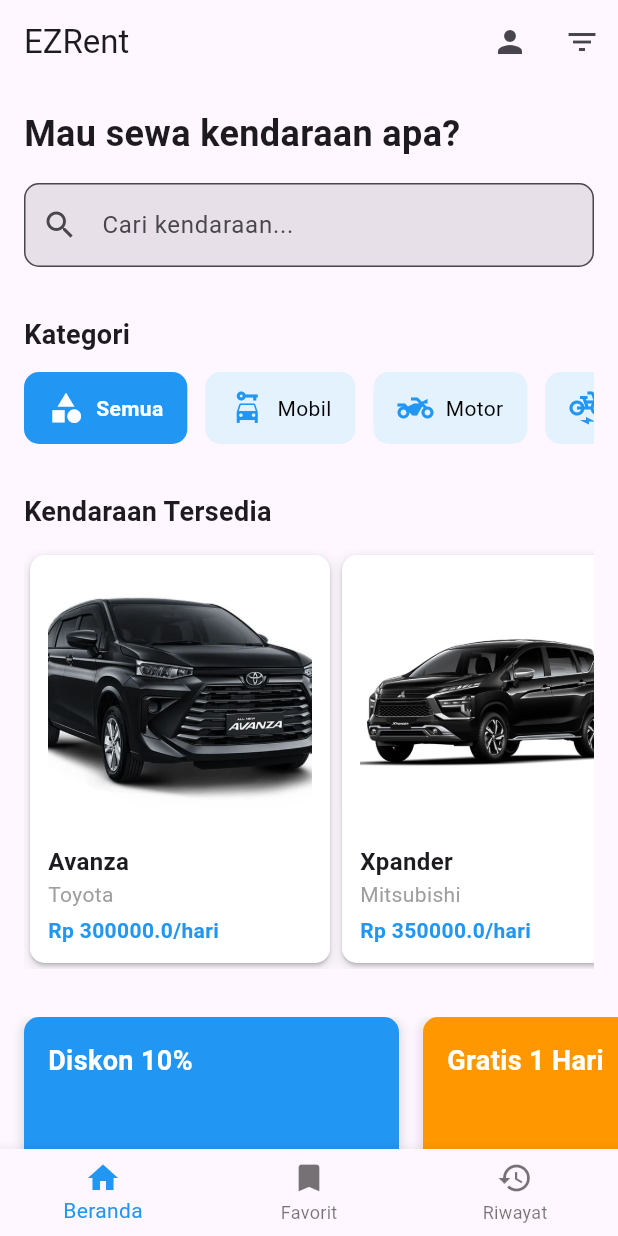
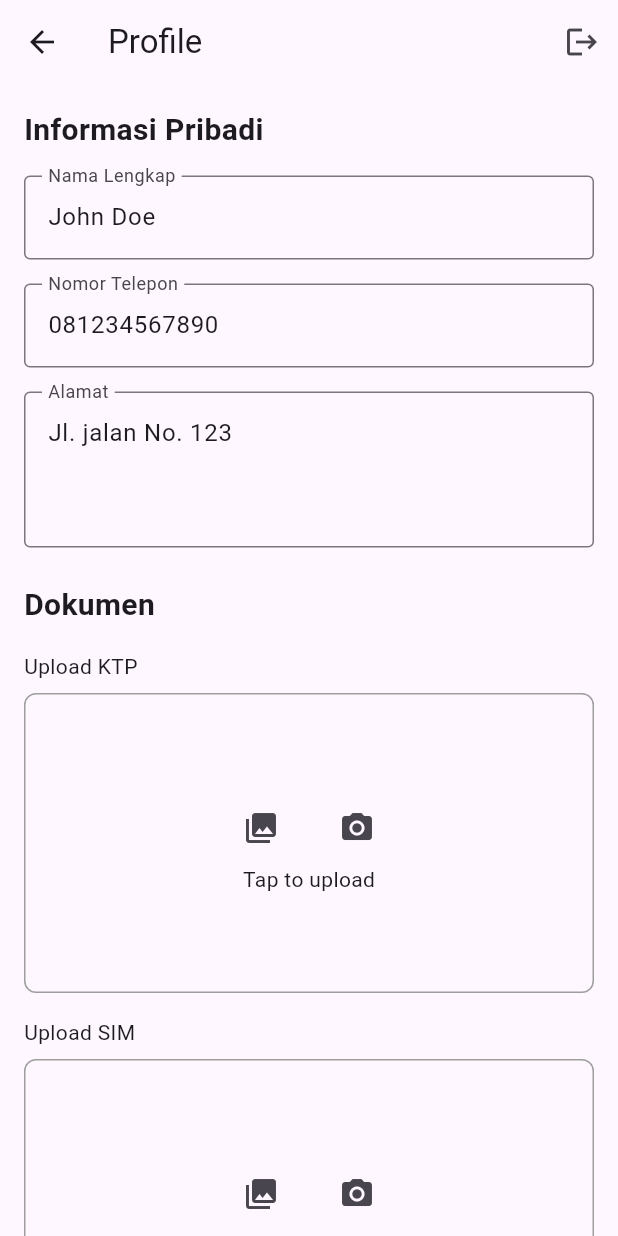
Before and after one commit to sineam0r/uas_ez_rent, a Flutter app: the screen it shows after launch, after a tap on the "person" icon, on a phone screen of 412 x 824 dp. Run offline on Flutter 3.47's test engine with Material 3 defaults, Android fonts, the phone set to English and light mode, and no system bars; our stand-ins replace firebase_auth, firebase_core, image_picker; accounts and stored records are empty; generated files the repository leaves out were written again.

Commit message:
Buat Profile Screen

```diff
--- a/lib/screens/home_screen.dart
+++ b/lib/screens/home_screen.dart
@@ -4,7 +4,7 @@
 import 'package:uas_ez_rent/screens/details_screen.dart';
 import 'package:uas_ez_rent/screens/favorite_screen.dart';
 import 'package:uas_ez_rent/screens/history_screen.dart';
-// import 'package:uas_ez_rent/screens/profile_screen.dart';
+import 'package:uas_ez_rent/screens/profile_screen.dart';
 import 'package:uas_ez_rent/widgets/vehicle_card.dart';
 import 'package:uas_ez_rent/widgets/category_item.dart';
 import 'package:uas_ez_rent/widgets/promo_card.dart';
@@ -94,12 +94,12 @@
           IconButton(
             icon: const Icon(Icons.person),
             onPressed: () {
-              // Navigator.push(
-              //   context,
-              //   MaterialPageRoute(
-              //     builder: (context) => const ProfileScreen(),
-              //   ),
-              // );
+              Navigator.push(
+                context,
+                MaterialPageRoute(
+                  builder: (context) => const ProfileScreen(),
+                ),
+              );
             },
           ),
           PopupMenuButton<String>(
--- /dev/null
+++ b/lib/screens/profile_screen.dart
@@ -0,0 +1,274 @@
+import 'dart:typed_data';
+import 'package:flutter/material.dart';
+import 'package:flutter/foundation.dart' show kIsWeb;
+import 'package:image_picker/image_picker.dart';
+import 'dart:io';
+import 'package:uas_ez_rent/screens/auth/login_screen.dart';
+
+class ProfileScreen extends StatefulWidget {
+  const ProfileScreen({super.key});
+
+  @override
+  State<ProfileScreen> createState() => _ProfileScreenState();
+}
+
+class _ProfileScreenState extends State<ProfileScreen> {
+  final _formKey = GlobalKey<FormState>();
+
+  String _name = 'John Doe';
+  String _phone = '081234567890';
+  String _address = 'Jl. jalan No. 123';
+  dynamic _ktpImage;
+  dynamic _simImage;
+
+  Future<void> _pickImage(ImageSource source, String type) async {
+    final ImagePicker picker = ImagePicker();
+    final XFile? image = await picker.pickImage(source: source);
+
+    if (image != null) {
+      if (kIsWeb) {
+        final bytes = await image.readAsBytes();
+        setState(() {
+          if (type == 'ktp') {
+            _ktpImage = bytes;
+          } else {
+            _simImage = bytes;
+          }
+        });
+      } else {
+        setState(() {
+          if (type == 'ktp') {
+            _ktpImage = File(image.path);
+          } else {
+            _simImage = File(image.path);
+          }
+        });
+      }
+    }
+  }
+
+  void _saveProfile() {
+    if (_formKey.currentState!.validate()) {
+      _formKey.currentState!.save();
+      ScaffoldMessenger.of(context).showSnackBar(
+        const SnackBar(content: Text('Profile updated successfully')),
+      );
+    }
+  }
+
+  void _logout() {
+    Navigator.pushReplacement(
+      context,
+      MaterialPageRoute(builder: (context) => const LoginScreen()),
+    );
+  }
+
+  @override
+  Widget build(BuildContext context) {
+    return Scaffold(
+      appBar: AppBar(
+        title: const Text('Profile'),
+        actions: [
+          IconButton(
+            icon: const Icon(Icons.logout),
+            onPressed: _logout,
+            tooltip: 'Logout',
+          ),
+        ],
+      ),
+      body: SingleChildScrollView(
+        padding: const EdgeInsets.all(16.0),
+        child: Form(
+          key: _formKey,
+          child: Column(
+            crossAxisAlignment: CrossAxisAlignment.start,
+            children: [
+              const Text(
+                'Informasi Pribadi',
+                style: TextStyle(
+                  fontSize: 20,
+                  fontWeight: FontWeight.bold,
+                ),
+              ),
+              const SizedBox(height: 16),
+              TextFormField(
+                initialValue: _name,
+                decoration: const InputDecoration(
+                  labelText: 'Nama Lengkap',
+                  border: OutlineInputBorder(),
+                ),
+                validator: (value) {
+                  if (value == null || value.isEmpty) {
+                    return 'Nama tidak boleh kosong';
+                  }
+                  return null;
+                },
+                onSaved: (value) {
+                  _name = value!;
+                },
+              ),
+              const SizedBox(height: 16),
+              TextFormField(
+                initialValue: _phone,
+                decoration: const InputDecoration(
+                  labelText: 'Nomor Telepon',
+                  border: OutlineInputBorder(),
+                ),
+                keyboardType: TextInputType.phone,
+                validator: (value) {
+                  if (value == null || value.isEmpty) {
+                    return 'Nomor telepon tidak boleh kosong';
+                  }
+                  return null;
+                },
+                onSaved: (value) {
+                  _phone = value!;
+                },
+              ),
+              const SizedBox(height: 16),
+              TextFormField(
+                initialValue: _address,
+                decoration: const InputDecoration(
+                  labelText: 'Alamat',
+                  border: OutlineInputBorder(),
+                ),
+                maxLines: 3,
+                validator: (value) {
+                  if (value == null || value.isEmpty) {
+                    return 'Alamat tidak boleh kosong';
+                  }
+                  return null;
+                },
+                onSaved: (value) {
+                  _address = value!;
+                },
+              ),
+              const SizedBox(height: 24),
+              const Text(
+                'Dokumen',
+                style: TextStyle(
+                  fontSize: 20,
+                  fontWeight: FontWeight.bold,
+                ),
+              ),
+              const SizedBox(height: 16),
+              _buildDocumentUpload(
+                'KTP',
+                _ktpImage,
+                () => _pickImage(ImageSource.gallery, 'ktp'),
+                () => _pickImage(ImageSource.camera, 'ktp'),
+              ),
+              const SizedBox(height: 16),
+              _buildDocumentUpload(
+                'SIM',
+                _simImage,
+                () => _pickImage(ImageSource.gallery, 'sim'),
+                () => _pickImage(ImageSource.camera, 'sim'),
+              ),
+              const SizedBox(height: 24),
+              SizedBox(
+                width: double.infinity,
+                child: ElevatedButton(
+                  onPressed: _saveProfile,
+                  style: ElevatedButton.styleFrom(
+                    padding: const EdgeInsets.symmetric(vertical: 16),
+                    shape: RoundedRectangleBorder(
+                      borderRadius: BorderRadius.circular(8),
+                    ),
+                  ),
+                  child: const Text(
+                    'Simpan Profile',
+                    style: TextStyle(fontSize: 16),
+                  ),
+                ),
+              ),
+            ],
+          ),
+        ),
+      ),
+    );
+  }
+
+  Widget _buildDocumentUpload(
+    String title,
+    dynamic image,
+    VoidCallback onGalleryTap,
+    VoidCallback onCameraTap,
+  ) {
+    return Column(
+      crossAxisAlignment: CrossAxisAlignment.start,
+      children: [
+        Text('Upload $title'),
+        const SizedBox(height: 8),
+        Container(
+          height: 200,
+          width: double.infinity,
+          decoration: BoxDecoration(
+            border: Border.all(color: Colors.grey),
+            borderRadius: BorderRadius.circular(8),
+          ),
+          child: image == null
+              ? Column(
+                  mainAxisAlignment: MainAxisAlignment.center,
+                  children: [
+                    Row(
+                      mainAxisAlignment: MainAxisAlignment.center,
+                      children: [
+                        IconButton(
+                          icon: const Icon(Icons.photo_library),
+                          onPressed: onGalleryTap,
+                          tooltip: 'Pick from gallery',
+                        ),
+                        const SizedBox(width: 16),
+                        IconButton(
+                          icon: const Icon(Icons.camera_alt),
+                          onPressed: onCameraTap,
+                          tooltip: 'Take a picture',
+                        ),
+                      ],
+                    ),
+                    const Text('Tap to upload'),
+                  ],
+                )
+              : Stack(
+                  children: [
+                    if  (kIsWeb && image is Uint8List)
+                      Image.memory(
+                        image,
+                        width: double.infinity,
+                        height: 200,
+                        fit: BoxFit.cover,
+                      )
+                    else if (!kIsWeb && image is File)
+                      Image.file(
+                        image,
+                        width: double.infinity,
+                        height: 200,
+                        fit: BoxFit.cover,
+                      ),
+                    Positioned(
+                      right: 8,
+                      top: 8,
+                      child: IconButton(
+                        icon: const Icon(
+                          Icons.delete,
+                          color: Colors.red,
+                        ),
+                        onPressed: () {
+                          setState(() {
+                            if (title == 'KTP') {
+                              _ktpImage = null;
+                            } else {
+                              _simImage = null;
+                            }
+                          });
+                        },
+                      ),
+                    ),
+                  ],
+                ),
+        ),
+      ],
+    );
+  }
+}
--- a/pubspec.yaml
+++ b/pubspec.yaml
@@ -32,6 +32,7 @@
     sdk: flutter
   provider: ^6.1.2
   intl: ^0.19.0
+  image_picker: ^1.1.2
   firebase_core: ^3.8.0
   firebase_auth: ^5.3.3
 
```
Also changed, not shown: pubspec.lock, 5 other files.
